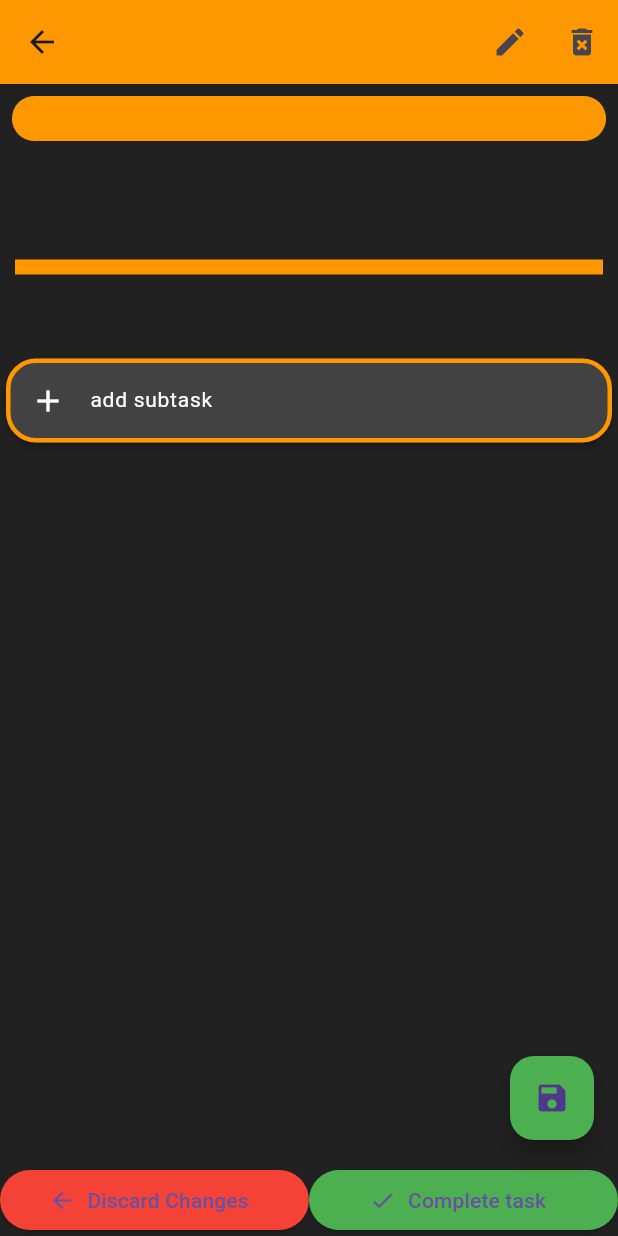
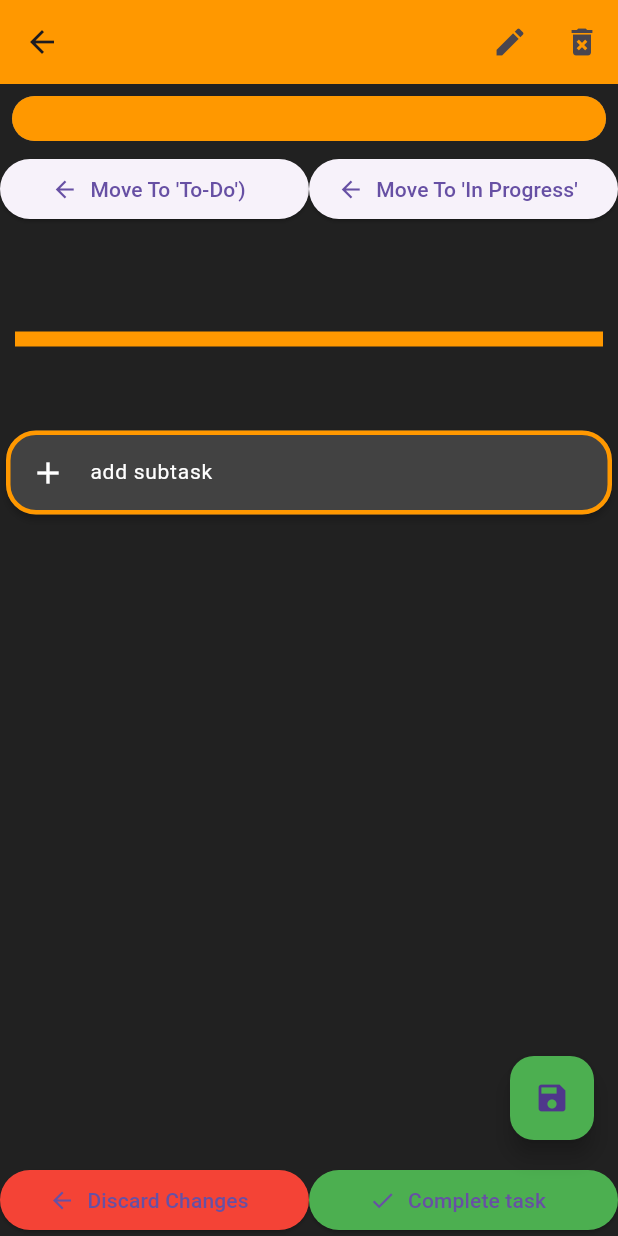
Before and after one commit to semerded/project_to_do_list, a Flutter app: the ShowTaskScreen screen opened directly with empty values, on a phone screen of 412 x 824 dp. Run offline on Flutter 3.47's test engine with Material 3 defaults, Android fonts, the phone set to English and light mode, and no system bars; our stand-ins replace percent_indicator; missing offline and left inert: deepcopy; statements that could not run were skipped.

Commit message:
added the blueprint for task move control buttons

```diff
--- /dev/null
+++ b/lib/components/ui/task_move_controller.dart
@@ -0,0 +1,74 @@
+import 'package:flutter/material.dart';
+
+typedef MoveCallback = void Function(int value);
+
+class TaskMoveController extends StatelessWidget {
+  final String currentTab;
+  final MoveCallback onClicked;
+  const TaskMoveController({required this.currentTab, required this.onClicked, super.key});
+
+  @override
+  Widget build(BuildContext context) {
+    if (currentTab == "toDo") {
+      return _MoveToInProgress(
+        icon: const Icon(Icons.arrow_back),
+        onClicked: (value) => value,
+      );
+    } else if (currentTab == "inProgress") {
+      return _MoveToToDo(
+        icon: const Icon(Icons.arrow_forward),
+        onClicked: (value) => value,
+      );
+    } else {
+      return Row(
+        mainAxisAlignment: MainAxisAlignment.center,
+        children: [
+          Expanded(
+            child: _MoveToToDo(
+              icon: const Icon(Icons.arrow_back),
+              onClicked: (value) => value,
+            ),
+          ),
+          Expanded(
+            child: _MoveToInProgress(
+              icon: const Icon(Icons.arrow_back),
+              onClicked: (value) => value,
+            ),
+          ),
+        ],
+      );
+    }
+  }
+}
+
+typedef MoveButtonCallback = void Function(int value);
+
+class _MoveToToDo extends StatelessWidget {
+  final MoveButtonCallback onClicked;
+  final Icon icon;
+  const _MoveToToDo({required this.icon, required this.onClicked});
+
+  @override
+  Widget build(BuildContext context) {
+    return ElevatedButton.icon(
+      onPressed: () => onClicked(0),
+      icon: icon,
+      label: const Text("Move To 'To-Do')"),
+    );
+  }
+}
+
+class _MoveToInProgress extends StatelessWidget {
+  final MoveButtonCallback onClicked;
+  final Icon icon;
+  const _MoveToInProgress({required this.icon, required this.onClicked});
+
+  @override
+  Widget build(BuildContext context) {
+    return ElevatedButton.icon(
+      onPressed: () => onClicked(1),
+      icon: icon,
+      label: const Text("Move To 'In Progress'"),
+    );
+  }
+}
--- a/lib/pages/viewtask.dart
+++ b/lib/pages/viewtask.dart
@@ -4,6 +4,7 @@ import 'package:project_to_do_list/components/globals.dart';
 import 'package:deepcopy/deepcopy.dart';
 import 'package:project_to_do_list/components/ui/app_widgets.dart';
 import 'package:project_to_do_list/components/ui/delete_task_dialog.dart';
+import 'package:project_to_do_list/components/ui/task_move_controller.dart';
 import 'package:project_to_do_list/functions/global_functions.dart';
 import 'package:project_to_do_list/components/ui/show_subtask_dialog.dart';
 import 'package:project_to_do_list/pages/edittask.dart';
@@ -96,6 +97,10 @@ class _ShowTaskScreenState extends State<ShowTaskScreen> {
                 } ()),
                 semanticsLabel: "task progress indicator",
               ),
+            ),
+            TaskMoveController(
+              currentTab: widget.currentTab,
+              onClicked: (value) => value,
             ),
             Center(
               child: Padding(
```
